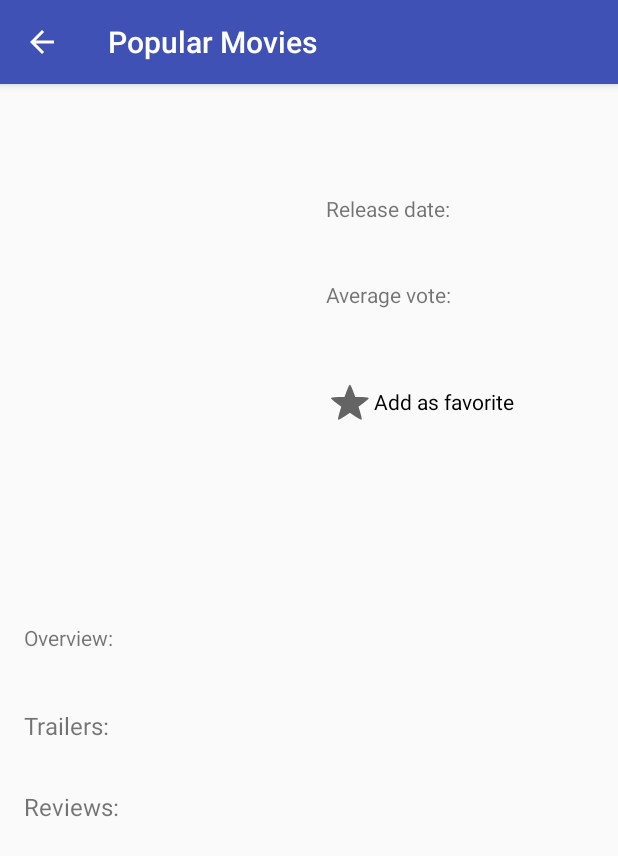
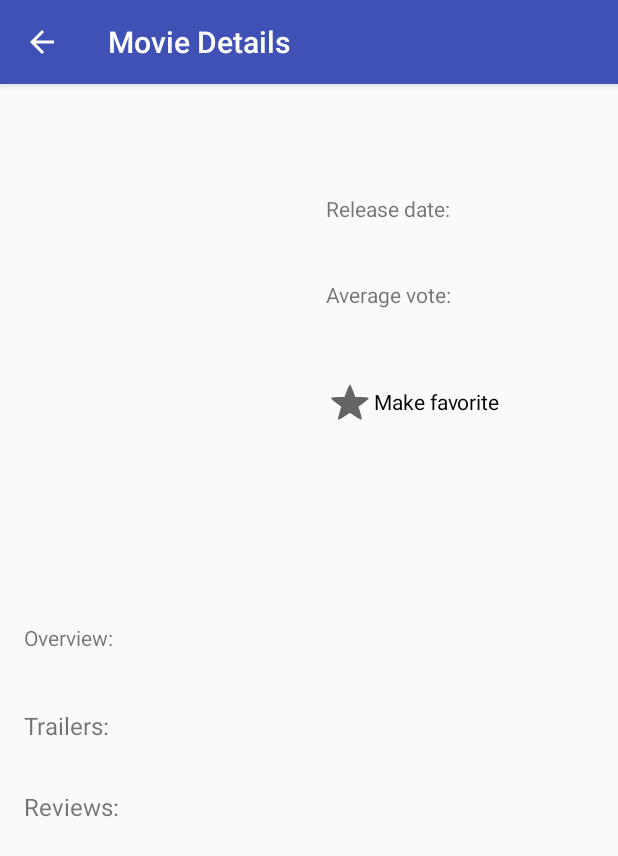
Before and after one commit to IrmantasCivilis/PopularMovies, an Android app: the DetailActivity screen opened directly, with no data from a screen before it, on a phone screen of 412 x 824 dp. Shown: the top 856 px of the screen. Run offline under Robolectric (Android 15) with nearby library versions, the phone set to English and light mode, and no system bars; our stand-ins replace Picasso; pictures from the network do not load.

Commit message:
add polish

```diff
--- a/app/src/main/java/com/example/android/popularmovies/DetailActivity.java
+++ b/app/src/main/java/com/example/android/popularmovies/DetailActivity.java
@@ -18,16 +18,17 @@ import android.widget.TextView;
 import android.widget.Toast;
 import android.widget.ToggleButton;
 
+import com.example.android.popularmovies.adapters.ReviewAdapter;
+import com.example.android.popularmovies.adapters.TrailerAdapter;
+import com.example.android.popularmovies.customclasses.Review;
+import com.example.android.popularmovies.customclasses.Trailer;
 import com.example.android.popularmovies.data.FavoriteContract;
+import com.example.android.popularmovies.loaders.ReviewLoader;
+import com.example.android.popularmovies.loaders.TrailerLoader;
 import com.squareup.picasso.Picasso;
 
 import java.util.ArrayList;
 import java.util.List;
-
-//public class DetailActivity extends AppCompatActivity
-//        implements LoaderManager.LoaderCallbacks<List<Trailer>>,
-//        TrailerAdapter.TrailerListItemClickListener,
-//        ReviewAdapter.ReviewListItemClickListener {
 
 public class DetailActivity extends AppCompatActivity
         implements LoaderManager.LoaderCallbacks,
@@ -50,15 +51,14 @@ import java.util.List;
     String reviewsUrl = "";
     TrailerAdapter mTrailerAdapter;
     ReviewAdapter mReviewAdapter;
-
-    Boolean isOverviewClicked = false;
-    Uri mMovieUri;
+    boolean isOverviewClicked = false;
 
     @Override
     protected void onCreate(@Nullable Bundle savedInstanceState) {
         super.onCreate(savedInstanceState);
         setContentView(R.layout.activity_detail);
 
+        setTitle(R.string.title_for_movie_details);
         final ImageView mMoviePoster = findViewById(R.id.poster_image_view);
         final TextView mTitle = findViewById(R.id.title_text_view);
         final TextView mReleaseDate = findViewById(R.id.release_date_text_view);
@@ -84,7 +84,7 @@ import java.util.List;
 
         Bundle movie = intentThatStartedThisActivity.getBundleExtra("Clicked movie");
 
-        if (intentThatStartedThisActivity.hasExtra("Clicked movie")){
+        if (intentThatStartedThisActivity.hasExtra("Clicked movie")) {
 
             String posterPath = movie.getString("Poster");
             Picasso.with(this)
@@ -106,7 +106,6 @@ import java.util.List;
             mOverview.setText(overview);
 
             String id = movie.getString("Id");
-            //mMovieId.setText(id);
 
             RecyclerView trailerRecyclerView = findViewById(R.id.recycler_view_for_trailers);
             RecyclerView.LayoutManager mTrailerLayoutManager = new LinearLayoutManager(this);
@@ -127,7 +126,7 @@ import java.util.List;
 
             LoaderManager loaderManager = getLoaderManager();
             loaderManager.initLoader(TRAILER_LOADER_ID, null, DetailActivity.this);
-            loaderManager.initLoader(REVIEW_LOADER_ID, null,DetailActivity.this);
+            loaderManager.initLoader(REVIEW_LOADER_ID, null, DetailActivity.this);
 
         }
 
@@ -135,8 +134,7 @@ import java.util.List;
 
             @Override
             public void onCheckedChanged(CompoundButton compoundButton, boolean isChecked) {
-                if(isChecked) {
-
+                if (isChecked) {
                     String movieTitle = mTitle.getText().toString();
                     String releaseDate = mReleaseDate.getText().toString();
                     String voteAverage = mVoteAverage.getText().toString();
@@ -157,25 +155,23 @@ import java.util.List;
 
                     Uri newUri = getContentResolver().insert(FavoriteContract.FavoriteEntry.CONTENT_URI, values);
 
-                    if (newUri == null){
-                        Toast.makeText(DetailActivity.this, "Error with adding to favorites",Toast.LENGTH_SHORT).show();
+                    if (newUri == null) {
+                        Toast.makeText(DetailActivity.this, R.string.toast_error_adding, Toast.LENGTH_SHORT).show();
                     } else {
-                        Toast.makeText(DetailActivity.this, "Added to favorite", Toast.LENGTH_SHORT).show();
+                        Toast.makeText(DetailActivity.this, R.string.toast_added_to_favorites, Toast.LENGTH_SHORT).show();
                     }
                 } else {
 
                     String movieTitle = mTitle.getText().toString();
-
                     String selection = FavoriteContract.FavoriteEntry.COLUMN_MOVIE_TITLE + " =?";
-
                     String[] selectionArgs = {movieTitle};
 
-                    int rowDeleted = getContentResolver().delete(FavoriteContract.FavoriteEntry.CONTENT_URI,selection,selectionArgs);
+                    int rowDeleted = getContentResolver().delete(FavoriteContract.FavoriteEntry.CONTENT_URI, selection, selectionArgs);
                     if (rowDeleted == 1) {
-                        Toast.makeText(DetailActivity.this, "Movie was removed from Favorites", Toast.LENGTH_SHORT).show();
+                        Toast.makeText(DetailActivity.this, R.string.toast_removed_from_favorites, Toast.LENGTH_SHORT).show();
                         toggleButton.setChecked(false);
                     } else {
-                        Toast.makeText(DetailActivity.this, "Unable to delete", Toast.LENGTH_SHORT).show();
+                        Toast.makeText(DetailActivity.this, R.string.toast_unable_to_delete, Toast.LENGTH_SHORT).show();
                     }
                 }
             }
@@ -217,7 +213,7 @@ import java.util.List;
     public Loader onCreateLoader(int i, Bundle bundle) {
         if (i == TRAILER_LOADER_ID) {
             return new TrailerLoader(this, videosUrl);
-           } else if(i == REVIEW_LOADER_ID) {
+        } else if (i == REVIEW_LOADER_ID) {
             return new ReviewLoader(this, reviewsUrl);
         }
         return null;
@@ -253,11 +249,10 @@ import java.util.List;
         }
     }
 
-        public boolean isFavorite (String movieName) {
+    public boolean isFavorite(String movieName) {
         String[] columns = {FavoriteContract.FavoriteEntry.COLUMN_MOVIE_TITLE};
         String selection = FavoriteContract.FavoriteEntry.COLUMN_MOVIE_TITLE + " =?";
         String[] selectionArgs = {movieName};
-        //String limit = "1";
 
         Cursor cursor = getContentResolver().query(FavoriteContract.FavoriteEntry.CONTENT_URI,
                 columns,
@@ -265,13 +260,12 @@ import java.util.List;
                 selectionArgs,
                 null
         );
-            if (cursor.getCount() > 0){
+        if (cursor.getCount() > 0) {
             cursor.close();
             return true;
         } else {
             cursor.close();
             return false;
         }
-
     }
 }
--- a/app/src/main/java/com/example/android/popularmovies/MainActivity.java
+++ b/app/src/main/java/com/example/android/popularmovies/MainActivity.java
@@ -6,7 +6,6 @@ import android.content.CursorLoader;
 import android.content.Intent;
 import android.content.Loader;
 import android.database.Cursor;
-import android.database.sqlite.SQLiteDatabase;
 import android.net.ConnectivityManager;
 import android.net.NetworkInfo;
 import android.os.Bundle;
@@ -21,7 +20,11 @@ import android.widget.ProgressBar;
 import android.widget.TextView;
 import android.widget.Toast;
 
+import com.example.android.popularmovies.adapters.FavoriteCursorAdapter;
+import com.example.android.popularmovies.adapters.MovieAdapter;
+import com.example.android.popularmovies.customclasses.Movie;
 import com.example.android.popularmovies.data.FavoriteContract.FavoriteEntry;
+import com.example.android.popularmovies.loaders.MovieLoader;
 
 import java.util.ArrayList;
 import java.util.List;
@@ -48,13 +51,11 @@ public class MainActivity extends AppCompatActivity
     RecyclerView mRecyclerView;
     ListView mListView;
     Cursor mCursor;
-    private SQLiteDatabase mDb;
 
     @Override
     protected void onCreate(Bundle savedInstanceState) {
         super.onCreate(savedInstanceState);
         setContentView(R.layout.activity_main);
-
 
         mRecyclerView = findViewById(R.id.recycler_view);
         mEmptyTextView = findViewById(R.id.empty_text_view);
@@ -110,15 +111,15 @@ public class MainActivity extends AppCompatActivity
         if (loaderId == MOVIE_LOADER_ID) {
             mAdapter.clearAdapter();
 
-            if ( o != null) {
+            if (o != null) {
                 mAdapter.setMovieData((List<Movie>) o);
             }
         } else if (loaderId == CURSOR_LOADER_ID) {
 
             mCursor = (Cursor) o;
-            if ( mCursor.getCount() == 0) {
+            if (mCursor.getCount() == 0) {
                 mEmptyTextView.setVisibility(View.VISIBLE);
-                mEmptyTextView.setText("Favorite Movies database is empty");
+                mEmptyTextView.setText(R.string.empty_db_message);
             } else {
                 mCursorAdapter.swapCursor(mCursor);
             }
@@ -186,7 +187,7 @@ public class MainActivity extends AppCompatActivity
                 movieUrl = TMDB_REQUEST_URL + POPULAR + API_KEY;
                 if (checkConnectivity()) {
                     getLoaderManager().restartLoader(MOVIE_LOADER_ID, null, MainActivity.this);
-                    setTitle("Popular Movies");
+                    setTitle(R.string.app_name);
                 } else {
                     showNoConnection();
                 }
@@ -201,7 +202,7 @@ public class MainActivity extends AppCompatActivity
                 movieUrl = TMDB_REQUEST_URL + TOP_RATED + API_KEY;
                 if (checkConnectivity()) {
                     getLoaderManager().restartLoader(MOVIE_LOADER_ID, null, MainActivity.this);
-                    setTitle("Top Rated Movies");
+                    setTitle(R.string.title_for_top_rated);
                 } else {
                     showNoConnection();
                 }
@@ -213,8 +214,8 @@ public class MainActivity extends AppCompatActivity
                 mCursorAdapter = new FavoriteCursorAdapter(this, null);
                 mListView.setAdapter(mCursorAdapter);
                 mListView.setVisibility(View.VISIBLE);
-                getLoaderManager().restartLoader(CURSOR_LOADER_ID, null,MainActivity.this);
-                setTitle("Favorite Movies");
+                getLoaderManager().restartLoader(CURSOR_LOADER_ID, null, MainActivity.this);
+                setTitle(R.string.title_for_favorite_movies);
 
                 return true;
 
--- a/app/src/main/java/com/example/android/popularmovies/QueryUtils.java
+++ b/app/src/main/java/com/example/android/popularmovies/QueryUtils.java
@@ -2,6 +2,10 @@ package com.example.android.popularmovies;
 
 import android.text.TextUtils;
 import android.util.Log;
+
+import com.example.android.popularmovies.customclasses.Movie;
+import com.example.android.popularmovies.customclasses.Review;
+import com.example.android.popularmovies.customclasses.Trailer;
 
 import org.json.JSONArray;
 import org.json.JSONException;
@@ -101,7 +105,7 @@ public final class QueryUtils {
     }
 
     private static List<Review> extractReviewsFromJson(String reviewJSON) {
-        if (TextUtils.isEmpty(reviewJSON)){
+        if (TextUtils.isEmpty(reviewJSON)) {
             return null;
         }
         List<Review> reviews = new ArrayList<>();
--- a/app/src/main/java/com/example/android/popularmovies/FavoriteCursorAdapter.java
+++ b/app/src/main/java/com/example/android/popularmovies/adapters/FavoriteCursorAdapter.java
@@ -1,4 +1,4 @@
-package com.example.android.popularmovies;
+package com.example.android.popularmovies.adapters;
 
 import android.content.Context;
 import android.database.Cursor;
@@ -8,14 +8,10 @@ import android.view.ViewGroup;
 import android.widget.CursorAdapter;
 import android.widget.TextView;
 
+import com.example.android.popularmovies.R;
 import com.example.android.popularmovies.data.FavoriteContract;
 
 public class FavoriteCursorAdapter extends CursorAdapter {
-
-    private static final String IMAGE_SIZE = "w185/";
-    private static final String BASE_IMAGE_URL = "https://image.tmdb.org/t/p/";
-    private Cursor mCursor;
-    private Context mContext;
 
     public FavoriteCursorAdapter(Context context, Cursor c) {
         super(context, c, 0);
--- a/app/src/main/java/com/example/android/popularmovies/MovieAdapter.java
+++ b/app/src/main/java/com/example/android/popularmovies/adapters/MovieAdapter.java
@@ -1,4 +1,4 @@
-package com.example.android.popularmovies;
+package com.example.android.popularmovies.adapters;
 
 import android.content.Context;
 import android.support.v7.widget.RecyclerView;
@@ -7,6 +7,8 @@ import android.view.View;
 import android.view.ViewGroup;
 import android.widget.ImageView;
 
+import com.example.android.popularmovies.customclasses.Movie;
+import com.example.android.popularmovies.R;
 import com.squareup.picasso.Picasso;
 
 import java.util.List;
--- a/app/src/main/java/com/example/android/popularmovies/ReviewAdapter.java
+++ b/app/src/main/java/com/example/android/popularmovies/adapters/ReviewAdapter.java
@@ -1,4 +1,4 @@
-package com.example.android.popularmovies;
+package com.example.android.popularmovies.adapters;
 
 import android.content.Context;
 import android.support.v7.widget.RecyclerView;
@@ -6,6 +6,9 @@ import android.view.LayoutInflater;
 import android.view.View;
 import android.view.ViewGroup;
 import android.widget.TextView;
+
+import com.example.android.popularmovies.R;
+import com.example.android.popularmovies.customclasses.Review;
 
 import java.util.List;
 
--- a/app/src/main/java/com/example/android/popularmovies/TrailerAdapter.java
+++ b/app/src/main/java/com/example/android/popularmovies/adapters/TrailerAdapter.java
@@ -1,4 +1,4 @@
-package com.example.android.popularmovies;
+package com.example.android.popularmovies.adapters;
 
 import android.content.Context;
 import android.support.v7.widget.RecyclerView;
@@ -6,6 +6,9 @@ import android.view.LayoutInflater;
 import android.view.View;
 import android.view.ViewGroup;
 import android.widget.TextView;
+
+import com.example.android.popularmovies.R;
+import com.example.android.popularmovies.customclasses.Trailer;
 
 import java.util.List;
 
--- a/app/src/main/java/com/example/android/popularmovies/Movie.java
+++ b/app/src/main/java/com/example/android/popularmovies/customclasses/Movie.java
@@ -1,4 +1,4 @@
-package com.example.android.popularmovies;
+package com.example.android.popularmovies.customclasses;
 
 /**
  * Movie object holds all relevant information for a single movie.
--- a/app/src/main/java/com/example/android/popularmovies/Review.java
+++ b/app/src/main/java/com/example/android/popularmovies/customclasses/Review.java
@@ -1,4 +1,4 @@
-package com.example.android.popularmovies;
+package com.example.android.popularmovies.customclasses;
 
 public class Review {
 
--- a/app/src/main/java/com/example/android/popularmovies/Trailer.java
+++ b/app/src/main/java/com/example/android/popularmovies/customclasses/Trailer.java
@@ -1,4 +1,4 @@
-package com.example.android.popularmovies;
+package com.example.android.popularmovies.customclasses;
 
 public class Trailer {
 
--- a/app/src/main/java/com/example/android/popularmovies/MovieLoader.java
+++ b/app/src/main/java/com/example/android/popularmovies/loaders/MovieLoader.java
@@ -1,7 +1,10 @@
-package com.example.android.popularmovies;
+package com.example.android.popularmovies.loaders;
 
 import android.content.AsyncTaskLoader;
 import android.content.Context;
+
+import com.example.android.popularmovies.customclasses.Movie;
+import com.example.android.popularmovies.QueryUtils;
 
 import java.util.List;
 
--- a/app/src/main/java/com/example/android/popularmovies/ReviewLoader.java
+++ b/app/src/main/java/com/example/android/popularmovies/loaders/ReviewLoader.java
@@ -1,7 +1,10 @@
-package com.example.android.popularmovies;
+package com.example.android.popularmovies.loaders;
 
 import android.content.AsyncTaskLoader;
 import android.content.Context;
+
+import com.example.android.popularmovies.QueryUtils;
+import com.example.android.popularmovies.customclasses.Review;
 
 import java.util.List;
 
--- a/app/src/main/java/com/example/android/popularmovies/TrailerLoader.java
+++ b/app/src/main/java/com/example/android/popularmovies/loaders/TrailerLoader.java
@@ -1,7 +1,10 @@
-package com.example.android.popularmovies;
+package com.example.android.popularmovies.loaders;
 
 import android.content.AsyncTaskLoader;
 import android.content.Context;
+
+import com.example.android.popularmovies.QueryUtils;
+import com.example.android.popularmovies.customclasses.Trailer;
 
 import java.util.List;
 
--- a/app/src/main/res/layout/activity_detail.xml
+++ b/app/src/main/res/layout/activity_detail.xml
@@ -63,15 +63,15 @@
             tools:text="6.5"/>
 
         <ToggleButton
+            android:id="@+id/favorite_star_button"
             style="?android:attr/starStyle"
-            android:id="@+id/favorite_star_button"
             android:layout_width="wrap_content"
             android:layout_height="wrap_content"
             android:layout_marginLeft="@dimen/margin"
             android:layout_marginStart="@dimen/margin"
             android:layout_marginTop="@dimen/margin"
-            android:textOff="Add as favorite"
-            android:textOn="Remove from favorite"
+            android:textOff="@string/favorite_button"
+            android:textOn="@string/favorite_button_unmake"
             app:layout_constraintLeft_toRightOf="@id/poster_image_view"
             app:layout_constraintTop_toBottomOf="@id/average_vote_text_view"/>
 
@@ -85,59 +85,37 @@
         <TextView
             android:id="@+id/overview_text_view"
             style="@style/large_text_view"
+            android:ellipsize="end"
             android:maxLines="3"
-            android:ellipsize="end"
             app:layout_constraintLeft_toLeftOf="parent"
             app:layout_constraintTop_toBottomOf="@id/overview_label_text_view"
             tools:text="overview"/>
 
         <TextView
             android:id="@+id/trailer_label_text_view"
-            android:layout_width="wrap_content"
-            android:layout_height="wrap_content"
-            android:layout_marginLeft="@dimen/margin"
-            android:layout_marginStart="@dimen/margin"
-            android:layout_marginTop="@dimen/margin"
-            android:paddingBottom="@dimen/bottom_padding"
+            style="@style/trailers_and_reviews_label"
+            android:text="@string/label_trailers"
             app:layout_constraintLeft_toLeftOf="parent"
-            app:layout_constraintTop_toBottomOf="@id/overview_text_view"
-            android:text="Trailers:"
-            android:textSize="@dimen/text_size"/>
+            app:layout_constraintTop_toBottomOf="@id/overview_text_view"/>
 
         <android.support.v7.widget.RecyclerView
             android:id="@+id/recycler_view_for_trailers"
-            android:layout_width="match_parent"
-            android:layout_height="wrap_content"
-            android:layout_marginEnd="@dimen/margin"
-            android:layout_marginLeft="@dimen/margin"
-            android:layout_marginRight="@dimen/margin"
-            android:layout_marginStart="@dimen/margin"
+            style="@style/recyclerview_for_details"
             app:layout_constraintLeft_toLeftOf="parent"
             app:layout_constraintTop_toBottomOf="@id/trailer_label_text_view"/>
 
         <TextView
             android:id="@+id/review_label_text_view"
-            android:layout_width="wrap_content"
-            android:layout_height="wrap_content"
-            android:layout_marginLeft="@dimen/margin"
-            android:layout_marginStart="@dimen/margin"
-            android:layout_marginTop="@dimen/margin"
-            android:paddingBottom="@dimen/bottom_padding"
+            style="@style/trailers_and_reviews_label"
+            android:text="@string/label_reviews"
             app:layout_constraintLeft_toLeftOf="parent"
-            app:layout_constraintTop_toBottomOf="@id/recycler_view_for_trailers"
-            android:text="Reviews:"
-            android:textSize="@dimen/text_size"/>
+            app:layout_constraintTop_toBottomOf="@id/recycler_view_for_trailers"/>
 
         <android.support.v7.widget.RecyclerView
-            android:layout_width="match_parent"
-            android:layout_height="wrap_content"
             android:id="@+id/recycler_view_for_reviews"
-            android:layout_marginEnd="@dimen/margin"
-            android:layout_marginLeft="@dimen/margin"
-            android:layout_marginRight="@dimen/margin"
-            android:layout_marginStart="@dimen/margin"
-            app:layout_constraintTop_toBottomOf="@+id/review_label_text_view"
-            app:layout_constraintLeft_toLeftOf="parent"/>
+            style="@style/recyclerview_for_details"
+            app:layout_constraintLeft_toLeftOf="parent"
+            app:layout_constraintTop_toBottomOf="@+id/review_label_text_view"/>
 
     </android.support.constraint.ConstraintLayout>
 </ScrollView>
--- a/app/src/main/res/values/strings.xml
+++ b/app/src/main/res/values/strings.xml
@@ -1,14 +1,34 @@
 <resources>
+    // Titles
     <string name="app_name">Popular Movies</string>
+    <string name="title_for_top_rated">Top Rated Movies</string>
+    <string name="title_for_favorite_movies">Favorite Movies</string>
+    <string name="title_for_movie_details">Movie Details</string>
+
     <string name="content_description">Movie poster</string>
     <string name="no_internet_connection">No internet connection</string>
+    <string name="favorite_button">Make favorite</string>
+    <string name="favorite_button_unmake">Unmake favorite</string>
+    <string name="empty_db_message">Favorite Movies database is empty</string>
+
+    //Labels
     <string name="movie_title_label">Movie title:</string>
     <string name="release_date_label">Release date:</string>
     <string name="average_vote_label">Average vote:</string>
     <string name="overview_label">Overview:</string>
+    <string name="label_trailers">Trailers:</string>
+    <string name="label_reviews">Reviews:</string>
+
+    //Menu options
     <string name="menu_option_popular_movies">Popular movies</string>
     <string name="menu_option_top_rated">Top rated movies</string>
     <string name="menu_option_favorite_movies">Favorite movies</string>
     <string name="menu_option_delete_all_favorites">Delete all favorites</string>
-    <string name="favorite_button">Add as favorite</string>
+
+    //Toast messages
+    <string name="toast_error_adding">Error with adding to favorites</string>
+    <string name="toast_added_to_favorites">Added to Favorites</string>
+    <string name="toast_removed_from_favorites">Movie was removed from Favorites</string>
+    <string name="toast_unable_to_delete">Unable to delete</string>
+
 </resources>
--- a/app/src/main/res/values/styles.xml
+++ b/app/src/main/res/values/styles.xml
@@ -47,5 +47,24 @@
         <item name="android:layout_marginStart">@dimen/margin</item>
     </style>
 
+    <style name="recyclerview_for_details">
+        <item name="android:layout_width">match_parent</item>
+        <item name="android:layout_height">wrap_content</item>
+        <item name="android:layout_marginEnd">@dimen/margin</item>
+        <item name="android:layout_marginLeft">@dimen/margin</item>
+        <item name="android:layout_marginRight">@dimen/margin</item>
+        <item name="android:layout_marginStart">@dimen/margin</item>
+    </style>
+
+    <style name="trailers_and_reviews_label">
+        <item name="android:layout_width">wrap_content</item>
+        <item name="android:layout_height">wrap_content</item>
+        <item name="android:layout_marginLeft">@dimen/margin</item>
+        <item name="android:layout_marginStart">@dimen/margin</item>
+        <item name="android:layout_marginTop">@dimen/margin</item>
+        <item name="android:paddingBottom">@dimen/bottom_padding</item>
+        <item name="android:textSize">@dimen/text_size</item>
+    </style>
+
 
 </resources>
```
Also changed, not shown: app/src/main/java/com/example/android/popularmovies/data/FavoriteProvider.java (+8 -5 lines). Lines whose indentation alone changed are shown as unchanged.
